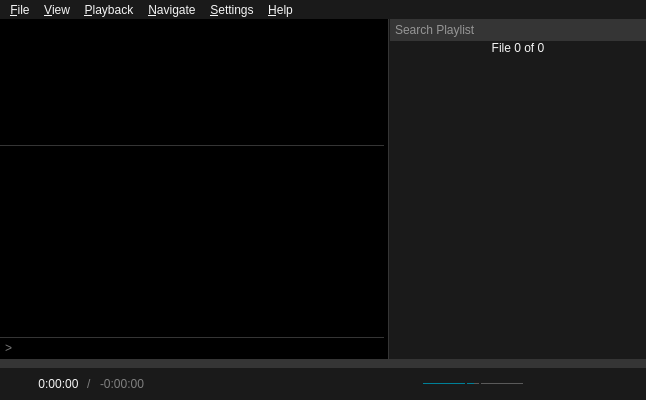
Qt form src/ui/mainwindow.ui (u8sand/Baka-MPlayer) before a commit.
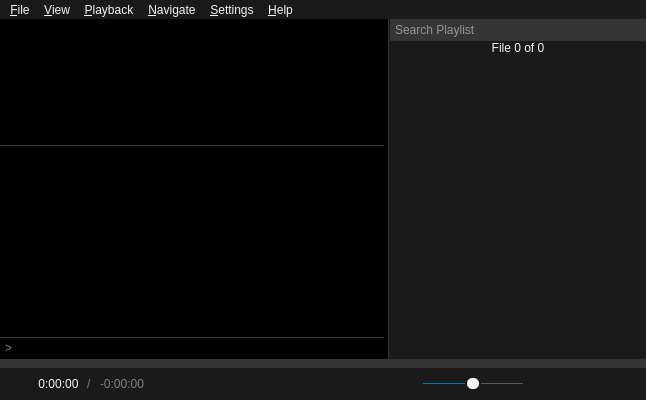
The same form after that commit. Icons and pictures are not drawn. Custom widgets are drawn as their Qt base class.

Commit message: mainwindow.ui: change volumeSlider handle color to #F5F5F5

Diff of the .ui file:
```diff
--- a/src/ui/mainwindow.ui
+++ b/src/ui/mainwindow.ui
@@ -915,8 +915,7 @@
 	background: #008098;
 }
 QSlider::handle:horizontal {
-	background: qlineargradient(x1: 0, y1: 0, x2: 0, y2: 1,
-					stop: 0 #D1D1D1, stop: 1 #B7B7B7);
+	background: #F5F5F5;
 	border: 2px solid #1A1A1A;
 	border-radius: 7px;
 	margin: -7px 0;
```
Left out of the diff: 2 changed lines with no effect on the pictures.
